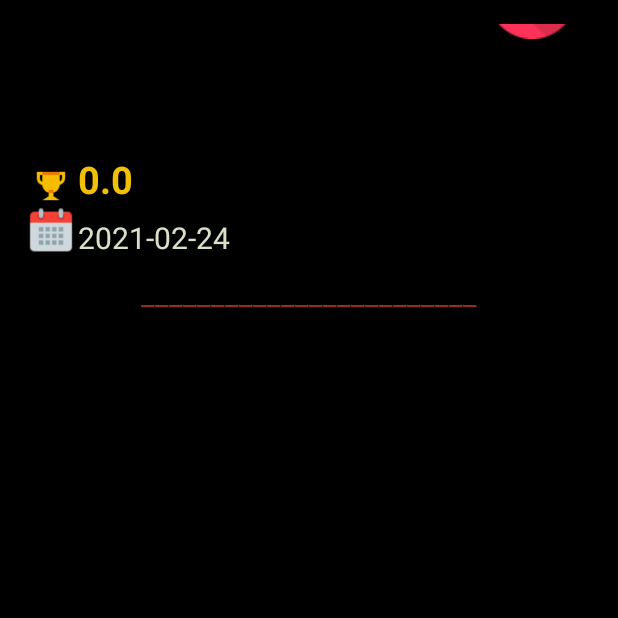
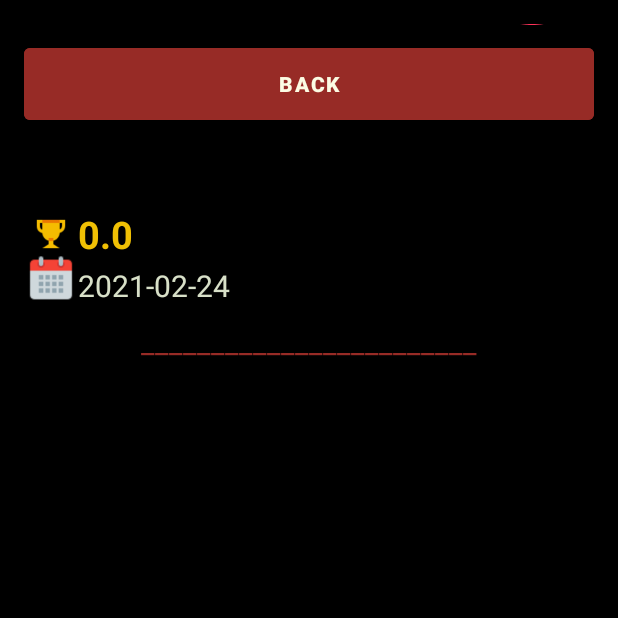
Before and after one commit to Rivskyyy/MovieNow, an Android app: the MovieDetailActivity screen opened directly, with no data from a screen before it, on a phone screen of 412 x 824 dp, the top half of it. Run offline under Robolectric (Android 15) with nearby library versions, the phone set to English and light mode, and no system bars; our stand-ins replace RxJava; pictures from the network do not load; 4 statements that could not run were skipped.

Commit message:
Added new buttons, fixed layouts

```diff
--- a/app/src/main/java/com/example/movienow/MovieDetailActivity.kt
+++ b/app/src/main/java/com/example/movienow/MovieDetailActivity.kt
@@ -1,22 +1,21 @@
 package com.RivskyInc.movienow
 
+import android.app.Activity
 import android.content.Context
 import android.content.Intent
 import android.os.Bundle
 import android.util.Log
-import android.widget.ImageButton
-import android.widget.ImageView
-import android.widget.TextView
-import android.widget.Toast
+import android.widget.*
 import androidx.appcompat.app.AppCompatActivity
 import androidx.lifecycle.Observer
 import com.RivskyInc.movienow.API_SERVICE.BASE_IMAGE_POSTER
 import com.RivskyInc.movienow.API_SERVICE.Result
 import com.RivskyInc.movienow.adapter.MoviesAdapter
 import com.bumptech.glide.Glide
+import com.example.movienow.MainActivity
 
 const val EXTRA_MOVIE: String = "movie"
-
+const val GENRE : String = "genre"
 class MovieDetailActivity : AppCompatActivity() {
 
     private lateinit var posterImageView: ImageView
@@ -25,6 +24,7 @@ class MovieDetailActivity : AppCompatActivity() {
     private lateinit var descriptionOfMovie: TextView
     private lateinit var rating: TextView
     private lateinit var adapter: MoviesAdapter
+    private lateinit var backButton : Button
 
     // private lateinit var movieDao : MovieDao
     private lateinit var imageFavorite: ImageButton
@@ -33,7 +33,25 @@ class MovieDetailActivity : AppCompatActivity() {
     override fun onCreate(savedInstanceState: Bundle?) {
         super.onCreate(savedInstanceState)
         setContentView(R.layout.activity_movie_detail)
+
         initView()
+        val setupGenre: Int? = intent.getIntExtra(GENRE, 0)
+        val setupAverageMin = intent.getIntExtra("averageMin", 5 )
+        val setupAverageMax = intent.getIntExtra("averageMax", 10)
+        var  genre = setupGenre
+        Log.d("testGenre", setupGenre.toString())
+        backButton.setOnClickListener {
+
+           // val setupGenre: Int? = intent.getIntExtra("genre", 0)
+//            val setupAverageMin = intent.getIntExtra("averageMin", 5 )
+//            val setupAverageMax = intent.getIntExtra("averageMax", 10)
+//           val intent  = Intent(this, FindMovieActivity::class.java)
+//            intent.putExtra(GENRE, setupGenre)
+//            startActivity(intent )
+        finish()
+
+
+        }
 
         var movie: Result? = null
         var movieId: Int? = intent.getIntExtra("movie.id", 0)
@@ -118,7 +136,7 @@ class MovieDetailActivity : AppCompatActivity() {
         descriptionOfMovie = findViewById(R.id.descriptionOfMovieDetail)
         rating = findViewById(R.id.ratingDetail)
         imageFavorite = findViewById(R.id.imageButtonFavor)
-
+        backButton = findViewById(R.id.buttonBackFromDetail)
     }
 
 
--- a/app/src/main/res/layout/activity_info.xml
+++ b/app/src/main/res/layout/activity_info.xml
@@ -33,7 +33,7 @@
 
     <TextView
         android:id="@+id/textViewCretedBy"
-        android:layout_width="286dp"
+        android:layout_width="wrap_content"
         android:layout_height="wrap_content"
         android:paddingTop="20dp"
         android:text="CREATED BY "
--- a/app/src/main/res/layout/activity_movie_detail.xml
+++ b/app/src/main/res/layout/activity_movie_detail.xml
@@ -25,7 +25,7 @@
             android:layout_height="wrap_content"
             android:adjustViewBounds="true"
 
-            app:layout_constraintBottom_toTopOf="@id/nameOfMovieDetail"
+            app:layout_constraintBottom_toTopOf="@id/buttonBackFromDetail"
             app:layout_constraintEnd_toEndOf="parent"
             app:layout_constraintStart_toStartOf="parent"
             app:layout_constraintTop_toTopOf="parent"
@@ -41,7 +41,7 @@
             android:textSize="35sp"
 
             android:textStyle="bold"
-            app:layout_constraintTop_toBottomOf="@id/posterImageDetail"
+            app:layout_constraintTop_toBottomOf="@id/buttonBackFromDetail"
             app:layout_constraintBottom_toTopOf="@id/iconTrophy"
             app:layout_constraintEnd_toEndOf="parent"
             app:layout_constraintStart_toStartOf="parent"
@@ -150,9 +150,25 @@
                 app:layout_constraintStart_toStartOf="parent"
                 app:layout_constraintTop_toTopOf="parent"
                 app:layout_constraintVertical_bias="0.0" />
+
         </androidx.constraintlayout.widget.ConstraintLayout>
 
 
+        <Button
+            android:id="@+id/buttonBackFromDetail"
+            android:layout_width="match_parent"
+            android:layout_height="60dp"
+            android:backgroundTint="@color/red_another_palette"
+
+            android:text="@string/back"
+            android:textColor="@color/white_another_palette"
+            android:textStyle="bold"
+
+            app:layout_constraintTop_toBottomOf="@id/posterImageDetail"
+            app:layout_constraintEnd_toEndOf="parent"
+
+
+            app:layout_constraintStart_toStartOf="parent" />
     </androidx.constraintlayout.widget.ConstraintLayout>
 
 </ScrollView>
```
Also changed, not shown: app/src/main/java/com/example/movienow/MainActivity.kt (+11 -14 lines), app/src/main/res/drawable/background_rating.xml (added, +11 -0 lines), app/src/main/res/layout/activity_favourite_movies.xml (+37 -3 lines), app/src/main/res/layout/activity_find_movie.xml (+4 -3 lines), app/src/main/res/layout/movie_items.xml (+9 -6 lines).
